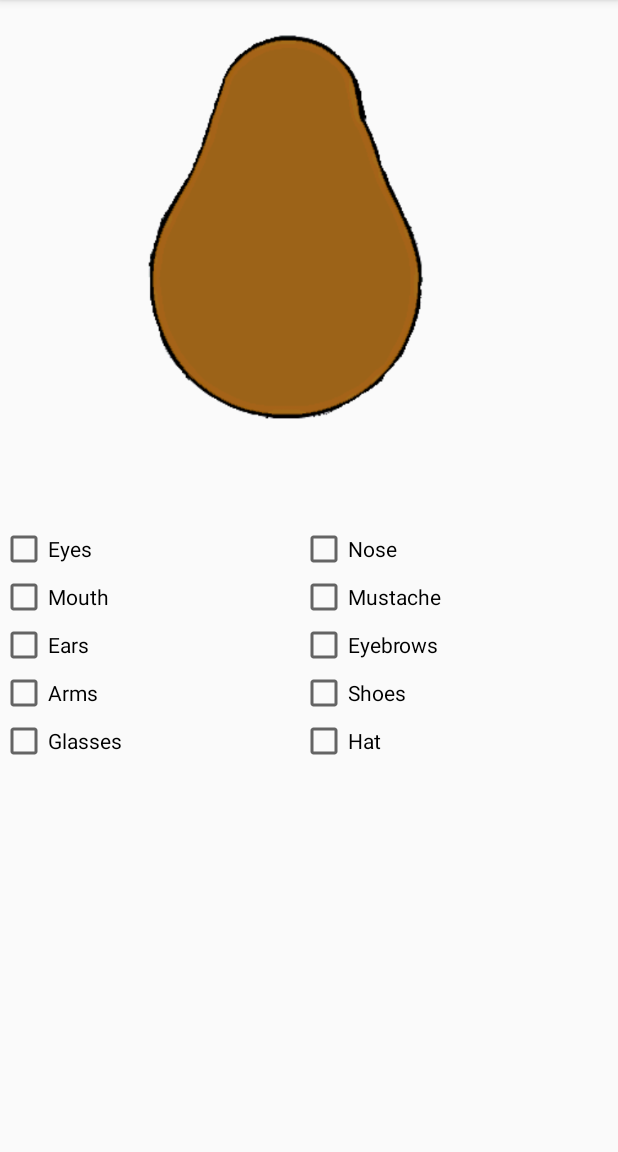
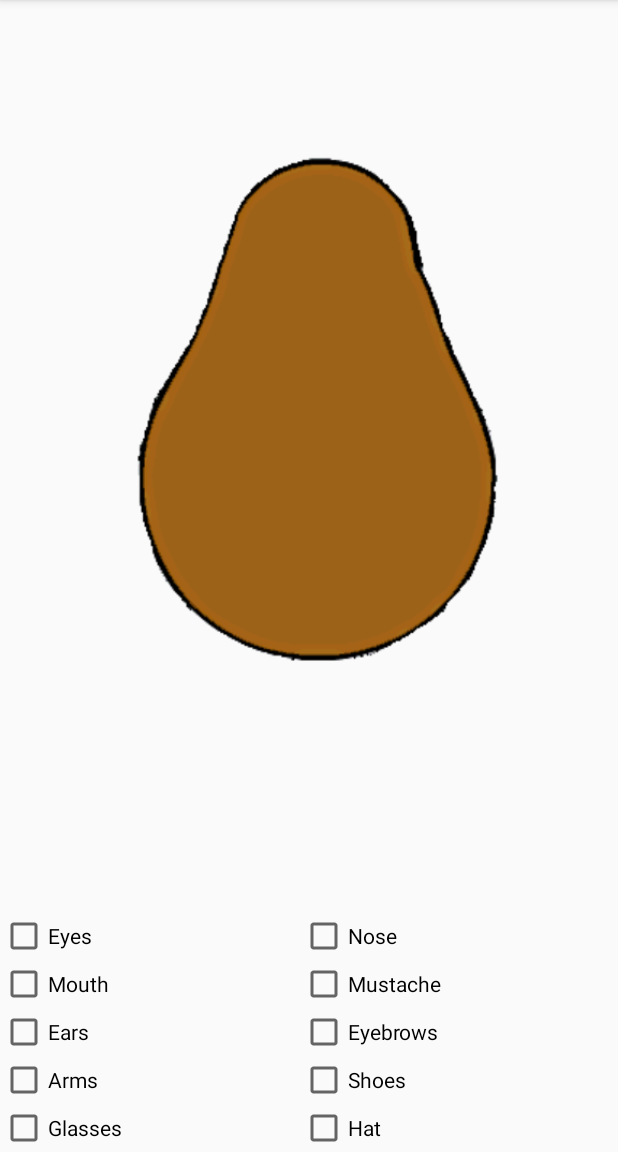
Before and after one commit to MarritL/MarritLeenstra-pset1, an Android app: the screen it shows after launch (MainActivity), on a phone screen of 412 x 824 dp, the part 84-1236 px from its top. Run offline under Robolectric (Android 15) with nearby library versions, the phone set to English and light mode, and no system bars; libraries missing offline, so code that uses them is left out: android.graphics.drawable.

Commit message:
added layout landscape, but doesn't work

```diff
--- a/app/src/main/res/layout/activity_main.xml
+++ b/app/src/main/res/layout/activity_main.xml
@@ -6,16 +6,22 @@
     android:layout_height="match_parent"
     android:orientation="vertical"
     tools:context="marrit.marritleenstra_pset1.MainActivity"
-    android:weightSum="1">
+    android:weightSum="3">
+
+    <LinearLayout
+        android:layout_width="wrap_content"
+        android:layout_height="0dp"
+        android:layout_weight="3">
+
 
     <RelativeLayout
-        android:layout_width="wrap_content"
-        android:layout_height="wrap_content">
+        android:layout_width="match_parent"
+        android:layout_height="match_parent">
 
         <ImageView
             android:id="@+id/body"
-            android:layout_width="350dp"
-            android:layout_height="350dp"
+            android:layout_width="match_parent"
+            android:layout_height="match_parent"
             app:srcCompat="@drawable/body"
             android:layout_alignParentTop="true"
             android:layout_alignParentLeft="true"
@@ -31,8 +37,7 @@
             android:layout_alignLeft="@id/body"
             android:layout_alignBottom="@+id/body"
             android:layout_alignRight="@+id/body"
-            android:layout_alignTop="@+id/body"
-            android:visibility="gone"/>
+            android:layout_alignTop="@+id/body" />
 
         <ImageView
             android:id="@+id/eyebrows"
@@ -125,6 +130,7 @@
             android:layout_alignRight="@+id/body"
             android:layout_alignTop="@+id/body"/>
     </RelativeLayout>
+    </LinearLayout>
 
     <LinearLayout
         android:orientation="horizontal"
@@ -135,8 +141,7 @@
         android:id="@+id/checkBoxEyes"
         android:layout_width="200dp"
         android:layout_height="wrap_content"
-        android:text="Eyes"
-        android:onClick="clicked"/>
+        android:text="Eyes" />
 
         <CheckBox
         android:id="@+id/checkBoxNose"
@@ -166,7 +171,8 @@
     <LinearLayout
         android:orientation="horizontal"
         android:layout_width="wrap_content"
-        android:layout_height="wrap_content">
+        android:layout_height="wrap_content"
+        android:layout_weight="1">
 
         <CheckBox
             android:id="@+id/checkBoxEars"
@@ -178,21 +184,20 @@
             android:id="@+id/checkboxEyebrows"
             android:layout_width="200dp"
             android:layout_height="match_parent"
-            android:text="Eyebrows"
-            android:onClick ="clicked"/>
+            android:text="Eyebrows" />
     </LinearLayout>
 
     <LinearLayout
         android:orientation="horizontal"
         android:layout_width="wrap_content"
-        android:layout_height="wrap_content">
+        android:layout_height="wrap_content"
+        android:layout_weight="1">
 
         <CheckBox
             android:id="@+id/checkBoxArms"
             android:layout_width="200dp"
             android:layout_height="wrap_content"
-            android:text="Arms"
-            android:onClick ="clicked"/>
+            android:text="Arms" />
 
         <CheckBox
             android:id="@+id/checkBoxShoes"
@@ -204,7 +209,9 @@
     <LinearLayout
         android:orientation="horizontal"
         android:layout_width="wrap_content"
-        android:layout_height="wrap_content">
+        android:layout_height="wrap_content"
+        android:layout_marginBottom="0dp"
+        android:layout_weight="1">
 
         <CheckBox
             android:id="@+id/checkBoxGlasses"
@@ -219,4 +226,5 @@
             android:text="Hat" />
     </LinearLayout>
 
+
 </LinearLayout>
```
Also changed, not shown: app/src/main/res/layout-land/acitvity_main.xml (added, +155 -0 lines).
